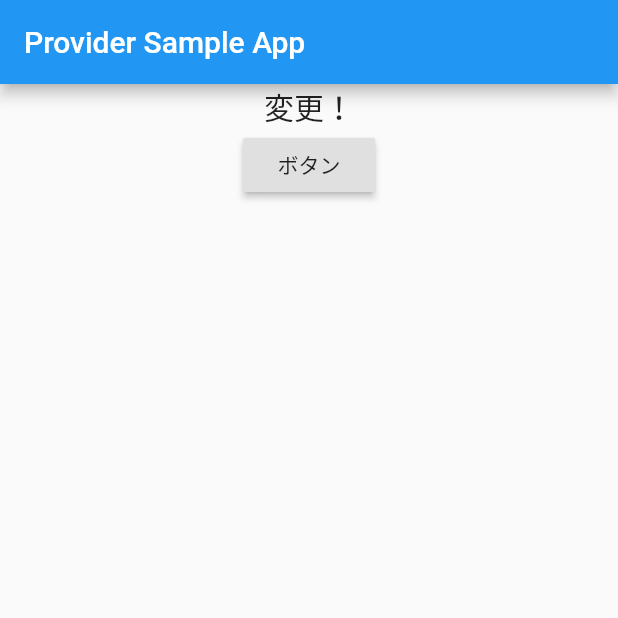
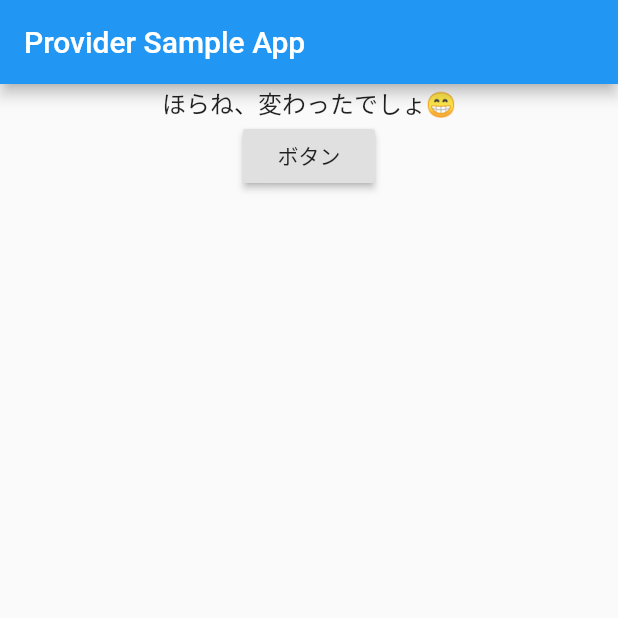
Before and after one commit to nfrutta/flutter-provider-sample, a Flutter app: the screen it shows after launch, after a tap on "ボタン", on a phone screen of 412 x 824 dp, the top half of it. Run offline on Flutter 3.47's test engine with Material 2 defaults, Android fonts, the phone set to English and light mode, and no system bars.

Commit message:
ちょっと変更

```diff
--- a/lib/main.dart
+++ b/lib/main.dart
@@ -26,7 +26,7 @@ class MyApp extends StatelessWidget {
                     Text(
                       model.text,
                       style: TextStyle(
-                        fontSize: 20,
+                        fontSize: 16,
                       ),
                     ),
                     RaisedButton(
--- a/lib/main_model.dart
+++ b/lib/main_model.dart
@@ -1,10 +1,10 @@
 import 'package:flutter/material.dart';
 
 class MainModel extends ChangeNotifier {
-  String text = 'ボタンを押すとこのテキストが変わります。';
+  String text = '下のボタンを押すとこのテキストの内容が変わります。';
 
   void changeText() {
-    text = '変更！';
+    text = 'ほらね、変わったでしょ😁';
     notifyListeners();
   }
 }
```
Also changed, not shown: pubspec.lock.
